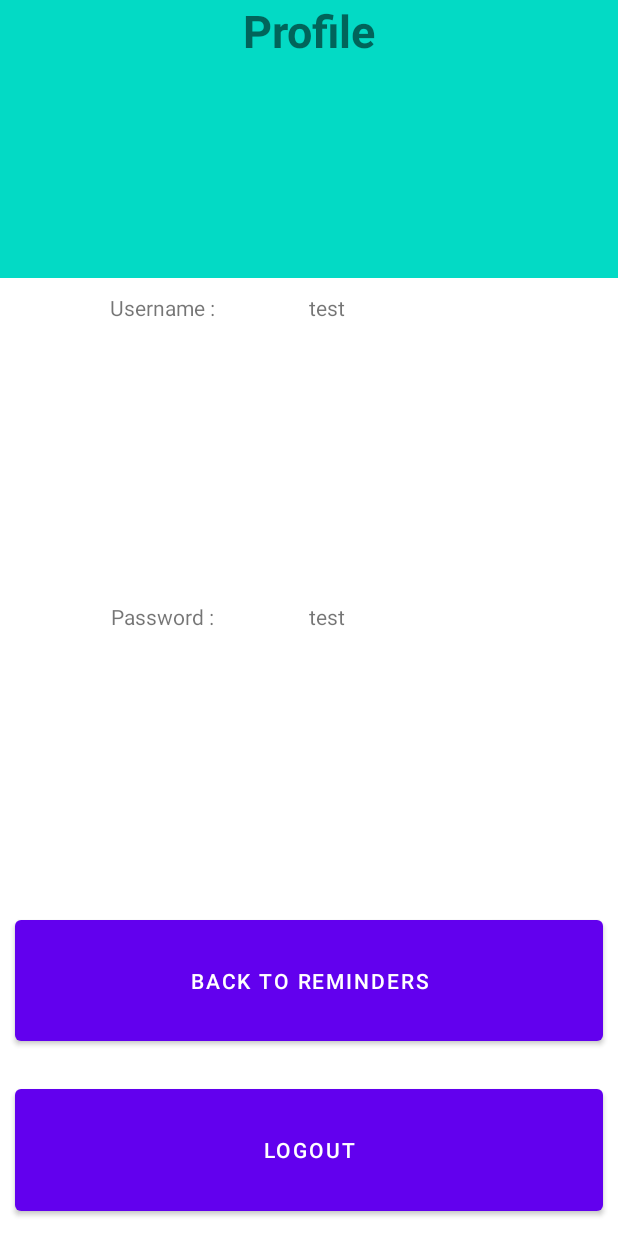
After one commit to pportron/MC_Project, an Android app: the Profile screen opened directly, with no data from a screen before it, on a phone screen of 412 x 824 dp. The commit adds this screen. Run offline under Robolectric (Android 15) with nearby library versions, the phone set to English and light mode, and no system bars.

Commit message:
HW1 Final

```diff
--- a/app/src/main/java/com/mobilecomputing/mc_project/Main.java
+++ b/app/src/main/java/com/mobilecomputing/mc_project/Main.java
@@ -26,4 +26,9 @@ public class Main extends AppCompatActivity {
         Intent intent = new Intent(this, Login.class);
         startActivity(intent);
     }
+
+    public void GoToProfile(View view) {
+        Intent intent = new Intent(this, Profile.class);
+        startActivity(intent);
     }
+    }
--- /dev/null
+++ b/app/src/main/java/com/mobilecomputing/mc_project/Profile.java
@@ -0,0 +1,45 @@
+package com.mobilecomputing.mc_project;
+
+import androidx.appcompat.app.AppCompatActivity;
+
+import android.content.Intent;
+import android.content.SharedPreferences;
+import android.os.Bundle;
+import android.view.View;
+import android.widget.TextView;
+
+public class Profile extends AppCompatActivity {
+
+    private SharedPreferences preferences;
+    private SharedPreferences.Editor editor;
+
+    private static final String KEY_USERNAME="username";
+    private static final String KEY_PASSWORD="password";
+
+    @Override
+    protected void onCreate(Bundle savedInstanceState) {
+        super.onCreate(savedInstanceState);
+        setContentView(R.layout.profile);
+
+        TextView usernameuser = (TextView) findViewById(R.id.logusername);
+        TextView passworduser = (TextView) findViewById(R.id.logpassword);
+
+        preferences = getApplicationContext().getSharedPreferences("Log", 0);
+        String UsernameSaved = preferences.getString(KEY_USERNAME, "");
+        String PasswordSaved = preferences.getString(KEY_PASSWORD,"");
+
+        usernameuser.setText(UsernameSaved);
+        passworduser.setText(PasswordSaved);
+
+    }
+
+    public void GoToLogin(View view) {
+        Intent intent = new Intent(this, Login.class);
+        startActivity(intent);
+    }
+
+    public void BackToMain(View view) {
+        Intent intent = new Intent(this, Main.class);
+        startActivity(intent);
+    }
+}
--- /dev/null
+++ b/app/src/main/res/layout/profile.xml
@@ -0,0 +1,80 @@
+<?xml version="1.0" encoding="utf-8"?>
+<LinearLayout xmlns:android="http://schemas.android.com/apk/res/android"
+    xmlns:app="http://schemas.android.com/apk/res-auto"
+    android:layout_width="match_parent"
+    android:layout_height="match_parent"
+    android:orientation="vertical" >
+
+    <TextView
+        android:id="@+id/enteteprofil"
+        android:layout_width="match_parent"
+        android:layout_height="0dp"
+        android:layout_weight="0.2"
+        android:textAlignment="center"
+        android:textStyle="bold"
+        android:textSize="30sp"
+        android:background="@color/teal_200"
+        android:text="Profile" />
+
+    <LinearLayout
+        android:layout_width="match_parent"
+        android:layout_height="0dp"
+        android:layout_weight="0.2"
+        android:layout_margin="10dp"
+        android:orientation="horizontal">
+
+        <TextView
+            android:id="@+id/username"
+            android:layout_width="0dp"
+            android:textAlignment="center"
+            android:layout_height="match_parent"
+            android:layout_weight="0.5"
+            android:text="Username :" />
+
+        <TextView
+            android:id="@+id/logusername"
+            android:layout_width="0dp"
+            android:layout_height="match_parent"
+            android:layout_weight="0.5" />
+    </LinearLayout>
+
+    <LinearLayout
+        android:layout_width="match_parent"
+        android:layout_height="0dp"
+        android:layout_weight="0.2"
+        android:layout_margin="10dp"
+        android:orientation="horizontal">
+
+        <TextView
+            android:id="@+id/password"
+            android:layout_width="0dp"
+            android:layout_height="match_parent"
+            android:layout_weight="0.5"
+            android:textAlignment="center"
+            android:text="Password :" />
+
+        <TextView
+            android:id="@+id/logpassword"
+            android:layout_width="0dp"
+            android:layout_height="match_parent"
+            android:layout_weight="0.5" />
+    </LinearLayout>
+
+    <Button
+        android:id="@+id/BackToMain"
+        android:layout_margin="10dp"
+        android:layout_width="match_parent"
+        android:onClick="BackToMain"
+        android:layout_height="0dp"
+        android:layout_weight="0.1"
+        android:text="Back To Reminders" />
+
+    <Button
+        android:id="@+id/LogoutButtP"
+        android:layout_margin="10dp"
+        android:layout_width="match_parent"
+        android:onClick="GoToLogin"
+        android:layout_height="0dp"
+        android:layout_weight="0.1"
+        android:text="Logout" />
+</LinearLayout>
```
Also changed, not shown: app/src/main/AndroidManifest.xml (+6 -4 lines), app/src/main/java/com/mobilecomputing/mc_project/Login.java (+4 -12 lines), app/src/main/res/layout/activity_profile.xml (deleted, +0 -116 lines), app/src/main/res/layout/main.xml (+21 -6 lines).
